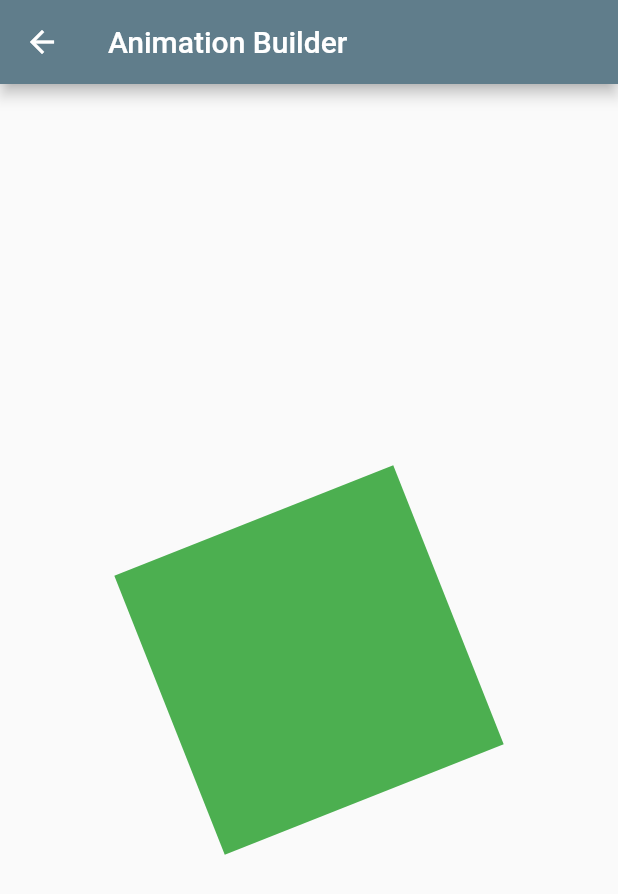
After one commit to adityaladwa/flutter-playground, a Flutter app: the AnimationBuilderWidget screen opened directly, on a phone screen of 412 x 824 dp. The commit adds this screen. Shown: the top 894 px of the screen. Run offline on Flutter 3.47's test engine with Material 2 defaults, Android fonts, the phone set to English and light mode, and no system bars.

Commit message:
Added animation builder widget

```diff
--- a/lib/animation/animation_home.dart
+++ b/lib/animation/animation_home.dart
@@ -1,5 +1,6 @@
 import 'package:flutter/material.dart';
 import 'package:flutter_playground/animation/animated_align.dart';
+import 'package:flutter_playground/animation/annimation_builder.dart';
 
 class AnimationHomeWidget extends StatelessWidget {
   @override
@@ -12,14 +13,15 @@ class AnimationHomeWidget extends StatelessWidget {
       initialRoute: "/",
       routes: {
         "/": (c) => AnimationHome(),
-        "Animated Align": (c) => AnimatedAlignWidget()
+        "Animated Align": (c) => AnimatedAlignWidget(),
+        "Animation Builder": (c) => AnimationBuilderWidget()
       },
     );
   }
 }
 
 class AnimationHome extends StatelessWidget {
-  final items = ["Animated Align"];
+  final items = ["Animated Align", "Animation Builder"];
   @override
   Widget build(BuildContext context) {
     return Scaffold(
--- /dev/null
+++ b/lib/animation/annimation_builder.dart
@@ -0,0 +1,47 @@
+import 'dart:math' as math;
+
+import 'package:flutter/material.dart';
+
+class AnimationBuilderWidget extends StatefulWidget {
+  @override
+  State<StatefulWidget> createState() => _AnimationBuilderWidgetState();
+}
+
+class _AnimationBuilderWidgetState extends State<AnimationBuilderWidget>
+    with TickerProviderStateMixin {
+  late final AnimationController _animationController = AnimationController(
+    vsync: this,
+    duration: const Duration(seconds: 10),
+  )..repeat();
+
+  @override
+  void dispose() {
+    _animationController.dispose();
+    super.dispose();
+  }
+
+  @override
+  Widget build(BuildContext context) {
+    return Scaffold(
+      appBar: AppBar(
+        title: const Text("Animation Builder"),
+      ),
+      body: AnimatedBuilder(
+        animation: _animationController,
+        child: Center(
+          child: Container(
+            width: 200.0,
+            height: 200.0,
+            color: Colors.green,
+          ),
+        ),
+        builder: (BuildContext context, Widget? child) {
+          return Transform.rotate(
+            angle: _animationController.value * 2.0 * math.pi,
+            child: child,
+          );
+        },
+      ),
+    );
+  }
+}
```
Also changed, not shown: pubspec.lock, 3 other files.
